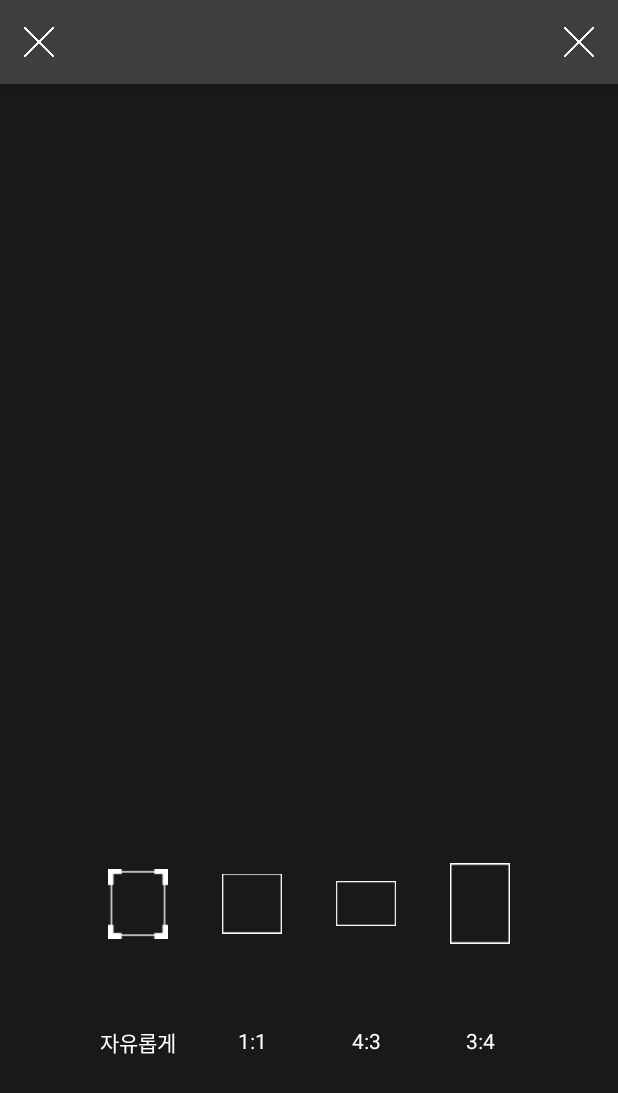
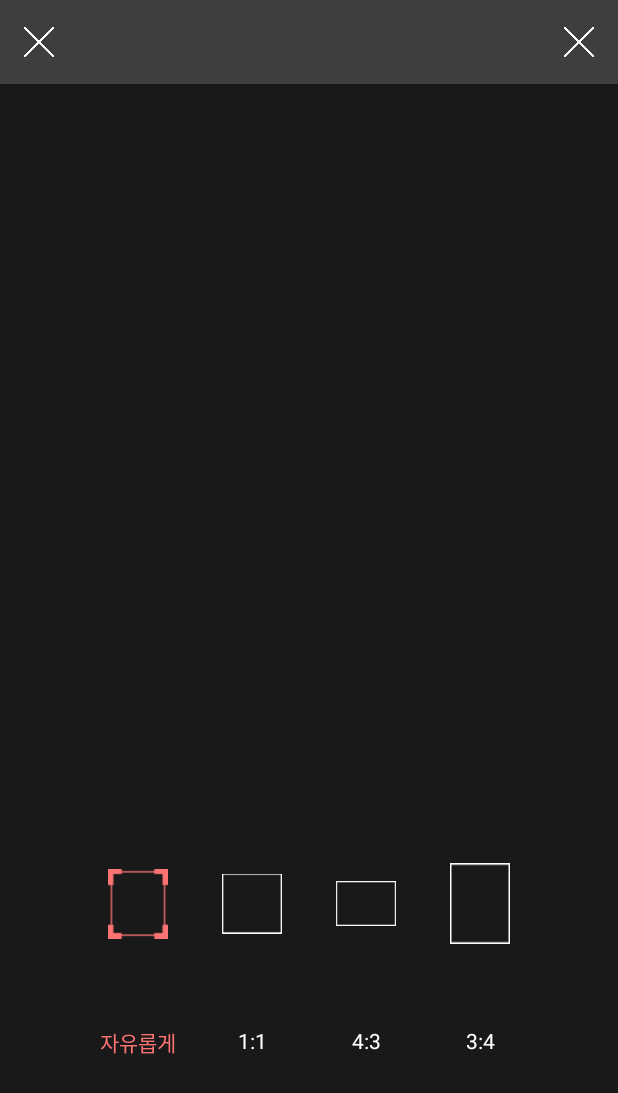
Before and after one commit to gkskzh100/NewAragraphy, an Android app: the CropBgActivity screen opened directly, with no data from a screen before it, after a tap on an icon or button, on a phone screen of 412 x 824 dp. Shown: the top 1093 px of the screen. Run offline under Robolectric (Android 15) with nearby library versions, the light colour scheme and no system bars; libraries missing offline, so code that uses them is left out: com.theartofdev.edmodo; plain views replace CropImageView; 8 statements that could not run were skipped.

Commit message:
Bong ver 0.1.5

```diff
--- a/app/src/main/AndroidManifest.xml
+++ b/app/src/main/AndroidManifest.xml
@@ -33,6 +33,7 @@
         <activity android:name=".ShareActivity"></activity>
         <activity android:name=".SelectBackActivity"></activity>
         <activity android:name=".CropBgActivity"></activity>
+
         <activity android:name="com.theartofdev.edmodo.cropper.CropImageActivity" />
     </application>
 
--- a/app/src/main/java/jm/dodam/newaragraphy/CropBgActivity.java
+++ b/app/src/main/java/jm/dodam/newaragraphy/CropBgActivity.java
@@ -11,18 +11,21 @@ import android.os.Bundle;
 import android.os.Environment;
 import android.support.v7.app.ActionBar;
 import android.support.v7.app.AppCompatActivity;
+import android.util.Log;
 import android.view.LayoutInflater;
 import android.view.Menu;
 import android.view.MenuItem;
 import android.view.View;
 import android.widget.ImageButton;
 import android.widget.ImageView;
+import android.widget.TextView;
 import android.widget.Toast;
 
 import com.theartofdev.edmodo.cropper.CropImage;
 import com.theartofdev.edmodo.cropper.CropImageActivity;
 import com.theartofdev.edmodo.cropper.CropImageView;
 
+import java.io.ByteArrayOutputStream;
 import java.io.File;
 import java.io.IOException;
 import java.net.MalformedURLException;
@@ -33,9 +36,10 @@ import java.net.URL;
  * Created by Bong on 2016-08-03.
  */
 public class CropBgActivity extends AppCompatActivity {
-    public static Bitmap bgBitmap;
-    ImageButton SelectAcceptImageBtn, SelectExitImageBtn;
+    private TextView cropFreeTv, cropSquareTv, cropHsquareTv, cropVsquareTv;
+    private ImageButton SelectAcceptImageBtn, SelectExitImageBtn;
     SelectBackActivity selectBackActivity = (SelectBackActivity)SelectBackActivity.mySelectBackActivity;
+    WriteActivity writeActivity = (WriteActivity)WriteActivity.mtWriteActivity;
     URL url;
     private ImageView resultView, freeCropImageBtn, squareCropImageBtn, hQuadrangleCropImageBtn, vQuadrangleCropImageBtn;
     CropImageView cropImageView;
@@ -100,6 +104,11 @@ public class CropBgActivity extends AppCompatActivity {
         squareCropImageBtn = (ImageView) findViewById(R.id.squareCropImageBtn);
         hQuadrangleCropImageBtn = (ImageView) findViewById(R.id.hQuadrangleCropImageBtn);
         vQuadrangleCropImageBtn = (ImageView) findViewById(R.id.vQuadrangleCropImageBtn);
+        cropFreeTv = (TextView) findViewById(R.id.cropFreeTv);
+        cropSquareTv = (TextView) findViewById(R.id.cropSquareTv);
+        cropHsquareTv = (TextView) findViewById(R.id.cropHsquareTv);
+        cropVsquareTv = (TextView) findViewById(R.id.cropVsquareTv);
+
     }
 
     private void setCustomActionbar() {
@@ -131,9 +140,10 @@ public class CropBgActivity extends AppCompatActivity {
         SelectAcceptImageBtn.setOnClickListener(new View.OnClickListener() {
             @Override
             public void onClick(View view) {
-                bgBitmap = cropImageView.getCroppedImage();
-                Intent intent = new Intent(getApplicationContext(),WriteActivity.class);
-                intent.putExtra("background",bgBitmap);
+
+                Bitmap cropped = cropImageView.getCroppedImage();
+                Log.d("BBB", cropped.toString());
+                writeActivity.setWriteImageBitmab(cropped);
                 selectBackActivity.finish();
                 finish();
 
@@ -143,6 +153,9 @@ public class CropBgActivity extends AppCompatActivity {
             @Override
             public void onClick(View view) {
                 cropImageView.setFixedAspectRatio(false);
+                buttonWhiteChange();
+                cropFreeTv.setTextColor(Color.parseColor("#fc7374"));
+                freeCropImageBtn.setImageResource(R.drawable.cropfield_press);
             }
         });
         squareCropImageBtn.setOnClickListener(new View.OnClickListener() {
@@ -150,6 +163,9 @@ public class CropBgActivity extends AppCompatActivity {
             public void onClick(View view) {
                 cropImageView.setFixedAspectRatio(true);
                 cropImageView.setAspectRatio(1, 1);
+                buttonWhiteChange();
+                cropSquareTv.setTextColor(Color.parseColor("#fc7374"));
+                squareCropImageBtn.setImageResource(R.drawable.square_press);
             }
         });
         hQuadrangleCropImageBtn.setOnClickListener(new View.OnClickListener() {
@@ -157,6 +173,9 @@ public class CropBgActivity extends AppCompatActivity {
             public void onClick(View view) {
                 cropImageView.setFixedAspectRatio(true);
                 cropImageView.setAspectRatio(4, 3);
+                buttonWhiteChange();
+                cropHsquareTv.setTextColor(Color.parseColor("#fc7374"));
+                hQuadrangleCropImageBtn.setImageResource(R.drawable.quadrangle_horizontal_press);
             }
         });
         vQuadrangleCropImageBtn.setOnClickListener(new View.OnClickListener() {
@@ -164,9 +183,24 @@ public class CropBgActivity extends AppCompatActivity {
             public void onClick(View view) {
                 cropImageView.setFixedAspectRatio(true);
                 cropImageView.setAspectRatio(3, 4);
+                buttonWhiteChange();
+                cropVsquareTv.setTextColor(Color.parseColor("#fc7374"));
+                vQuadrangleCropImageBtn.setImageResource(R.drawable.quadrangle_vertical_press);
             }
         });
     }
+    private void buttonWhiteChange(){
+        cropSquareTv.setTextColor(Color.parseColor("#ffffff"));
+        cropVsquareTv.setTextColor(Color.parseColor("#ffffff"));
+        cropHsquareTv.setTextColor(Color.parseColor("#ffffff"));
+        cropFreeTv.setTextColor(Color.parseColor("#ffffff"));
+
+        freeCropImageBtn.setImageResource(R.drawable.cropfield);
+        squareCropImageBtn.setImageResource(R.drawable.square);
+        hQuadrangleCropImageBtn.setImageResource(R.drawable.quadrangle_horizontal);
+        vQuadrangleCropImageBtn.setImageResource(R.drawable.quadrangle_vertical);
+    }
+
 
 
 }
--- a/app/src/main/res/layout/activity_cropimage.xml
+++ b/app/src/main/res/layout/activity_cropimage.xml
@@ -43,15 +43,16 @@
                 android:layout_marginRight="16dp"
                 android:layout_marginTop="16dp"
                 android:layout_weight="50"
-                android:src="@drawable/cropfield" />
+                android:src="@drawable/cropfield_press" />
 
             <TextView
+                android:id="@+id/cropFreeTv"
                 android:layout_width="match_parent"
                 android:layout_height="0dp"
                 android:layout_weight="50"
                 android:gravity="center_horizontal"
                 android:text="자유롭게"
-                android:textColor="#ffffff" />
+                android:textColor="#fc7374" />
         </LinearLayout>
 
         <LinearLayout
@@ -74,6 +75,7 @@
                 android:src="@drawable/square" />
 
             <TextView
+                android:id="@+id/cropSquareTv"
                 android:layout_width="match_parent"
                 android:layout_height="0dp"
                 android:layout_weight="50"
@@ -103,6 +105,7 @@
                 android:src="@drawable/quadrangle_horizontal" />
 
             <TextView
+                android:id="@+id/cropHsquareTv"
                 android:layout_width="match_parent"
                 android:layout_height="0dp"
                 android:layout_weight="50"
@@ -132,6 +135,7 @@
                 android:src="@drawable/quadrangle_vertical" />
 
             <TextView
+                android:id="@+id/cropVsquareTv"
                 android:layout_width="match_parent"
                 android:layout_height="0dp"
                 android:layout_weight="50"
```
Also changed, not shown: app/src/main/java/jm/dodam/newaragraphy/WriteActivity.java (+16 -1 lines), app/src/main/res/layout/activity_write.xml (+6 -1 lines).
